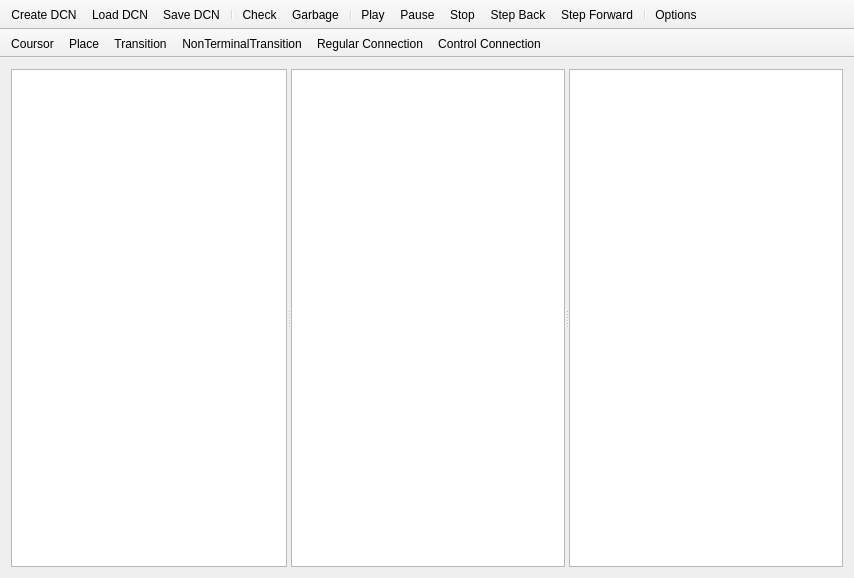
Old version of the form ui/mainwindow.ui in the repository goto1134/dynamic-computational-nets.
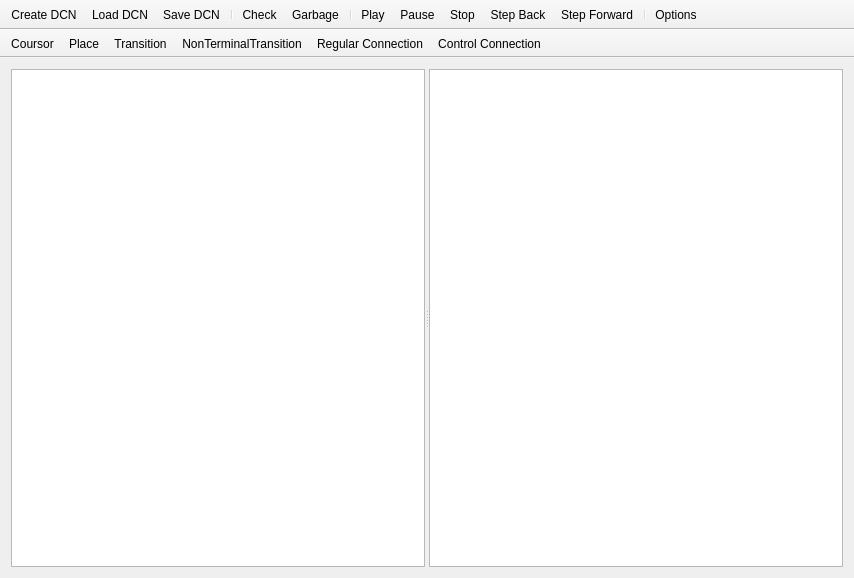
New version of the form. Icons and pictures are not drawn.

Diff of the .ui file:
```diff
--- a/ui/mainwindow.ui
+++ b/ui/mainwindow.ui
@@ -22,7 +22,7 @@
    <locale language="English" country="UnitedKingdom"/>
   </property>
   <widget class="QWidget" name="centralWidget">
-   <layout class="QHBoxLayout" name="horizontalLayout">
+   <layout class="QVBoxLayout" name="verticalLayout_2">
     <item>
      <widget class="QSplitter" name="projectSplitter">
       <property name="contextMenuPolicy">
@@ -66,11 +66,6 @@
          <locale language="Russian" country="Russia"/>
         </property>
        </widget>
-       <widget class="QListView" name="listView">
-        <property name="locale">
-         <locale language="Russian" country="Russia"/>
-        </property>
-       </widget>
       </widget>
      </widget>
     </item>
```
